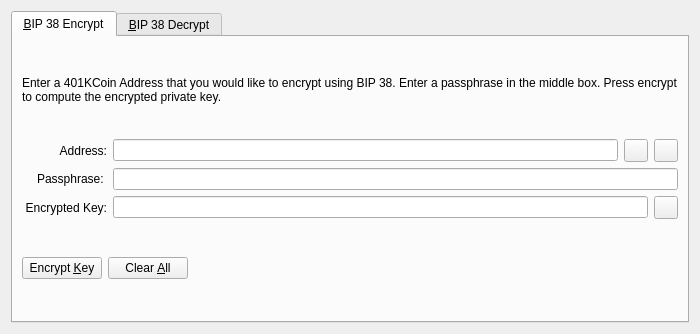
Before: the Qt Designer form src/qt/forms/bip38tooldialog.ui in bestsolutionit/401KCoin, drawn with Qt 5.
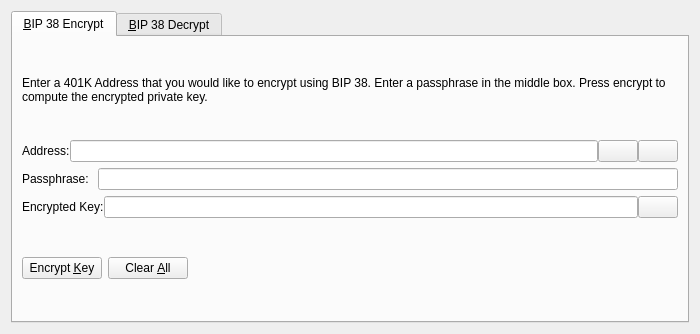
After: the same form once the commit is applied. The open tabs and pages were chosen to show the change. Icons and pictures are not drawn. Custom widgets are drawn as their Qt base class.

```diff
--- a/src/qt/forms/bip38tooldialog.ui
+++ b/src/qt/forms/bip38tooldialog.ui
@@ -30,7 +30,7 @@
        <item>
         <widget class="QLabel" name="infoLabel_ENC">
          <property name="text">
-          <string>Enter a 401KCoin Address that you would like to encrypt using BIP 38. Enter a passphrase in the middle box. Press encrypt to compute the encrypted private key.</string>
+          <string>Enter a 401K Address that you would like to encrypt using BIP 38. Enter a passphrase in the middle box. Press encrypt to compute the encrypted private key.</string>
          </property>
          <property name="textFormat">
           <enum>Qt::PlainText</enum>
@@ -42,17 +42,11 @@
        </item>
        <item>
         <layout class="QHBoxLayout" name="horizontalLayout_1_ENC">
+         <property name="spacing">
+          <number>0</number>
+         </property>
          <item>
           <widget class="QLabel" name="label_5">
-           <property name="alignment">
-            <set>Qt::AlignRight|Qt::AlignTrailing|Qt::AlignVCenter</set>
-           </property>
-           <property name="minimumSize">
-            <size>
-             <width>85</width>
-             <height>0</height>
-            </size>
-           </property>
            <property name="text">
             <string>Address:</string>
            </property>
@@ -66,7 +60,7 @@
           </widget>
          </item>
          <item>
-          <widget class="QToolButton" name="addressBookButton_ENC">
+          <widget class="QPushButton" name="addressBookButton_ENC">
            <property name="toolTip">
             <string>Choose previously used address</string>
            </property>
@@ -80,10 +74,13 @@
            <property name="shortcut">
             <string>Alt+A</string>
            </property>
+           <property name="autoDefault">
+            <bool>false</bool>
+           </property>
           </widget>
          </item>
          <item>
-          <widget class="QToolButton" name="pasteButton_ENC">
+          <widget class="QPushButton" name="pasteButton_ENC">
            <property name="toolTip">
             <string>Paste address from clipboard</string>
            </property>
@@ -97,6 +94,9 @@
            <property name="shortcut">
             <string>Alt+P</string>
            </property>
+           <property name="autoDefault">
+            <bool>false</bool>
+           </property>
           </widget>
          </item>
         </layout>
@@ -105,15 +105,6 @@
         <layout class="QHBoxLayout" name="horizontalLayout_5">
          <item>
           <widget class="QLabel" name="label_6">
-           <property name="alignment">
-            <set>Qt::AlignRight|Qt::AlignTrailing|Qt::AlignVCenter</set>
-           </property>
-           <property name="minimumSize">
-            <size>
-             <width>85</width>
-             <height>0</height>
-            </size>
-           </property>
            <property name="text">
             <string>Passphrase: </string>
            </property>
@@ -130,17 +121,11 @@
        </item>
        <item>
         <layout class="QHBoxLayout" name="horizontalLayout_2_ENC">
+         <property name="spacing">
+          <number>0</number>
+         </property>
          <item>
           <widget class="QLabel" name="encryptedKeyLabel_ENC">
-           <property name="alignment">
-            <set>Qt::AlignRight|Qt::AlignTrailing|Qt::AlignVCenter</set>
-           </property>
-           <property name="minimumSize">
-            <size>
-             <width>85</width>
-             <height>0</height>
-            </size>
-           </property>
            <property name="text">
             <string>Encrypted Key:</string>
            </property>
@@ -162,7 +147,7 @@
           </widget>
          </item>
          <item>
-          <widget class="QToolButton" name="copyKeyButton_ENC">
+          <widget class="QPushButton" name="copyKeyButton_ENC">
            <property name="toolTip">
             <string>Copy the current signature to the system clipboard</string>
            </property>
@@ -173,6 +158,9 @@
             <iconset resource="../bitcoin.qrc">
              <normaloff>:/icons/editcopy</normaloff>:/icons/editcopy</iconset>
            </property>
+           <property name="autoDefault">
+            <bool>false</bool>
+           </property>
           </widget>
          </item>
         </layout>
```
Left out of the diff: 66 changed lines with no effect on the pictures.
